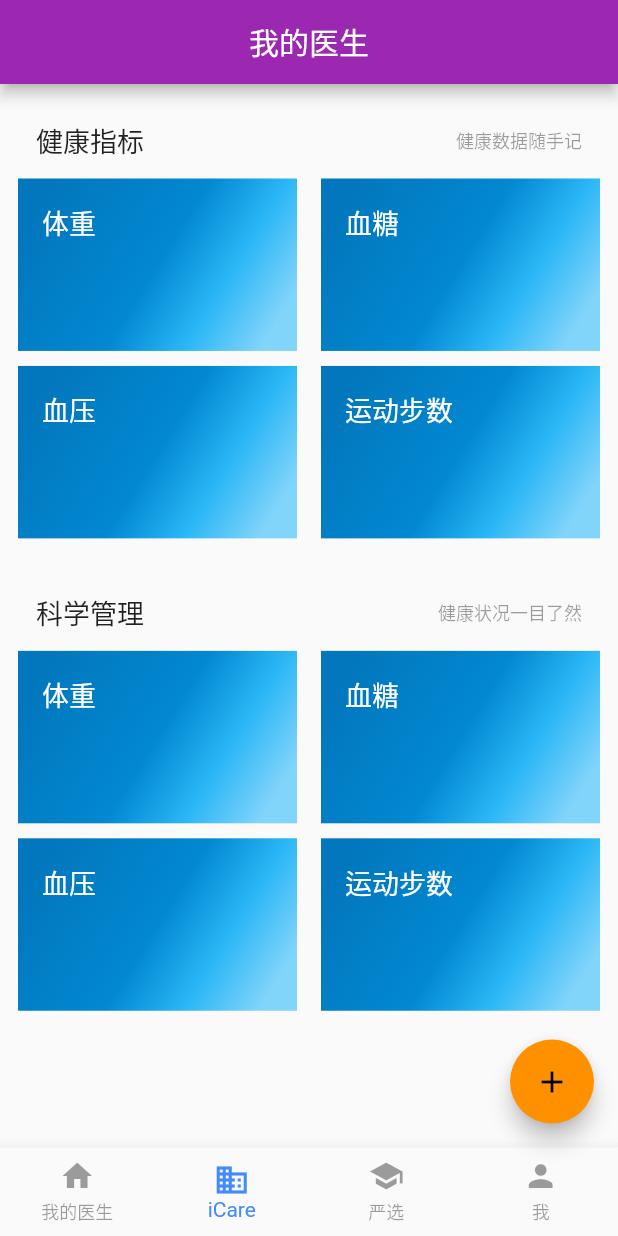
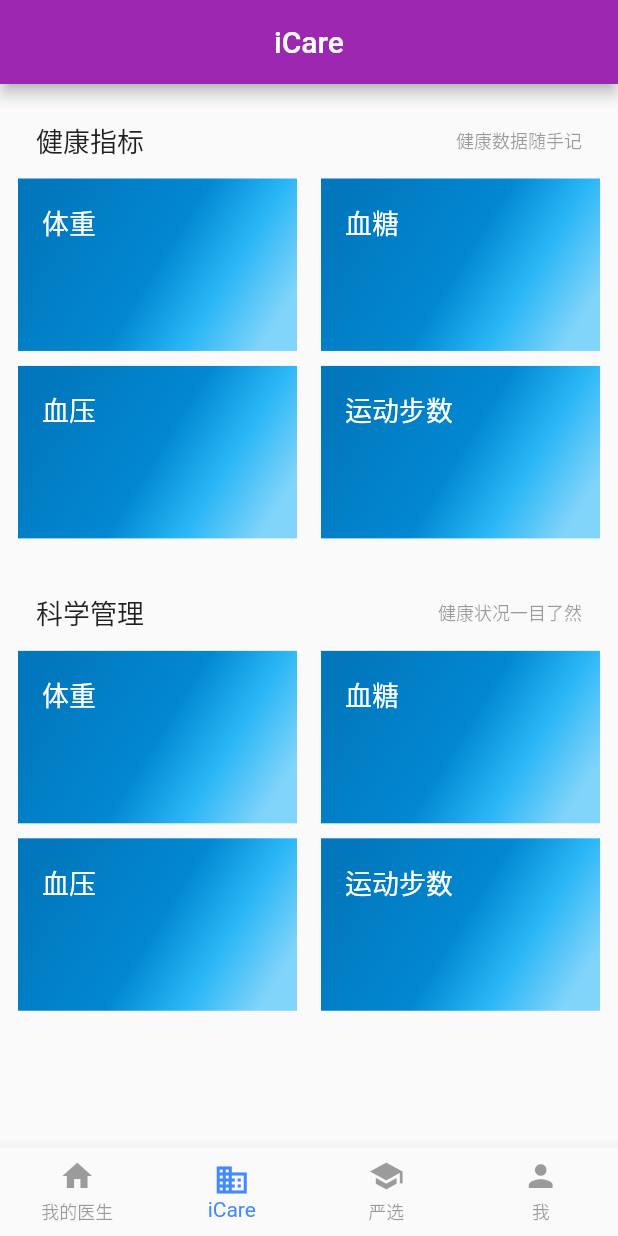
Before and after one commit to wilbyang/yaoshi, a Flutter app: the screen it shows after launch, item 2 of the bottom bar chosen, on a phone screen of 412 x 824 dp. Run offline on Flutter 3.47's test engine with Material 2 defaults, Android fonts, the phone set to English and light mode, and no system bars; our stand-ins replace cloud_firestore, rxdart; accounts and stored records are empty.

```diff
--- /dev/null
+++ b/lib/bloc/bloc.dart
@@ -0,0 +1,64 @@
+import 'dart:async';
+
+import 'package:flutter/material.dart';
+import 'package:rxdart/rxdart.dart';
+
+enum MusicControlOperation { stop, play, pause, next, previous }
+typedef void OnError(Exception exception);
+
+const Map<int, String> bottomNavTitles = {0: "我的医生", 1: "iCare", 2: "严选", 3:"我的资料"};
+
+class Bloc {
+  Bloc() {
+    bottomNavIndex.distinct().listen((index) async {
+      nextBottomNavTitle(bottomNavTitles[index]);
+    });
+
+
+    flash.listen((flash) {
+      scaffoldKey.currentState.showSnackBar(SnackBar(
+        content: Text(flash),
+        duration: Duration(seconds: 1),
+      ));
+    });
+  }
+
+  final GlobalKey<ScaffoldState> scaffoldKey = new GlobalKey<ScaffoldState>();
+
+
+  BehaviorSubject<String> _bottomNavTitle = BehaviorSubject.seeded("");
+  Stream<String> get bottomNavTitle => _bottomNavTitle.stream;
+  Function(String) get nextBottomNavTitle => _bottomNavTitle.sink.add;
+
+  BehaviorSubject<String> _flash = BehaviorSubject();
+  Stream<String> get flash => _flash.stream;
+  Function(String) get nextFlash => _flash.sink.add;
+
+  BehaviorSubject<int> _bottomNavIndex = BehaviorSubject.seeded(0);
+  Stream<int> get bottomNavIndex => _bottomNavIndex.stream.distinct();
+  Function(int) get nextBottomNavIndex => _bottomNavIndex.sink.add;
+
+
+  BehaviorSubject<MusicControlOperation> _operations =
+  BehaviorSubject.seeded(MusicControlOperation.stop);
+  Stream<MusicControlOperation> get operations => _operations.stream;
+  Function(MusicControlOperation) get act => _operations.sink.add;
+
+
+//  Function(List<Music>) get changeMusics    => _musics.sink.add;
+  void dispose() {
+    _bottomNavTitle.close();
+  }
+}
+
+class Provider extends InheritedWidget {
+  final bloc = Bloc();
+
+  Provider({Key key, Widget child}) : super(key: key, child: child);
+
+  bool updateShouldNotify(_) => true;
+
+  static Bloc of(BuildContext context) {
+    return (context.inheritFromWidgetOfExactType(Provider) as Provider).bloc;
+  }
+}
--- a/lib/i_care/i_care.dart
+++ b/lib/i_care/i_care.dart
@@ -1,8 +1,8 @@
 import 'package:flutter/material.dart';
 
-class ICarePage extends StatelessWidget {
+class ICareWidget extends StatelessWidget {
   final String title;
-  ICarePage({Key key, this.title}) : super(key: key);
+  ICareWidget({Key key, this.title}) : super(key: key);
 
   @override
   Widget build(BuildContext context) {
--- a/lib/main.dart
+++ b/lib/main.dart
@@ -1,5 +1,6 @@
 import 'package:flutter/foundation.dart';
 import 'package:flutter/material.dart';
+import 'package:yaoshi/bloc/bloc.dart';
 import 'package:yaoshi/i_care/i_care.dart';
 import 'package:yaoshi/my_doctor/my_doctor.dart';
 import 'package:yaoshi/profile/profile.dart';
@@ -16,74 +17,84 @@ final ThemeData kDefaultTheme = new ThemeData(
   primarySwatch: Colors.purple,
   accentColor: Colors.orangeAccent[400],
 );
+
 class MyApp extends StatelessWidget {
   // This widget is the root of your application.
   @override
   Widget build(BuildContext context) {
     return MaterialApp(
       title: 'Flutter Demo',
-      theme: defaultTargetPlatform == TargetPlatform.iOS ? kIOSTheme : kDefaultTheme,
-      home: HomePage(title: '我的医生'),
+      theme: defaultTargetPlatform == TargetPlatform.iOS
+          ? kIOSTheme
+          : kDefaultTheme,
+      home: Provider(
+        child: HomePage(),
+      ),
     );
   }
 }
-class HomePage extends StatefulWidget {
-  HomePage({Key key, this.title}) : super(key: key);
 
-  final String title;
-
-  @override
-  _HomePageState createState() => _HomePageState();
-}
-
-class _HomePageState extends State<HomePage> {
-
-  int _currentTab = 0;
-  List<Widget> tabs = [
-    MyDoctorList(),
-    ICarePage(title: "我的健康数据",),
-    StoreWidget(),
-    ProfileWidget(),
-  ];
-
-  void _incrementCounter() {
-
-  }
-  void _onItemTapped(int index) {
-    setState(() {
-      _currentTab = index;
-    });
-  }
-
-
+class HomePage extends StatelessWidget {
   @override
   Widget build(BuildContext context) {
+    final bloc = Provider.of(context);
     return Scaffold(
       appBar: AppBar(
         centerTitle: true,
-        title: Text(widget.title),
+        title: StreamBuilder<String>(
+          stream: bloc.bottomNavTitle,
+          builder: (context, snapshot) {
+            if (snapshot.hasData) {
+              return Text(snapshot.data);
+            }
+            return Text("");
+          },
         ),
-      bottomNavigationBar: BottomNavigationBar(
+      ),
+      bottomNavigationBar: StreamBuilder<int>(
+        stream: bloc.bottomNavIndex,
+        builder: (context, snapshot) {
+          return BottomNavigationBar(
             type: BottomNavigationBarType.fixed,
             items: <BottomNavigationBarItem>[
               BottomNavigationBarItem(icon: Icon(Icons.home), title: Text('我的医生')),
-            BottomNavigationBarItem(icon: Icon(Icons.business), title: Text('iCare')),
+              BottomNavigationBarItem(
+                  icon: Icon(Icons.business), title: Text('iCare')),
               BottomNavigationBarItem(icon: Icon(Icons.school), title: Text('严选')),
               BottomNavigationBarItem(icon: Icon(Icons.person), title: Text('我')),
             ],
-          currentIndex: _currentTab,
+            currentIndex: snapshot.data??0,
             unselectedItemColor: Colors.black38,
             selectedItemColor: Colors.blueAccent,
-          onTap: _onItemTapped
+            onTap: bloc.nextBottomNavIndex,
+          );
+        }
       ),
-      body: Center(
-        child: tabs[_currentTab],
+      body: StreamBuilder<int>(
+        stream: bloc.bottomNavIndex,
+        builder: (context, snapshot) {
+          Widget widget = Container(width: 0.0, height: 0.0,);
+          if (snapshot.hasData) {
+            switch (snapshot.data) {
+              case 0:
+                widget = MyDoctorList();
+                break;
+              case 1:
+                widget = ICareWidget();
+                break;
+              case 2:
+                widget = StoreWidget();
+                break;
+              case 3:
+                widget = ProfileWidget();
+                break;
+            }
+          }
+          return Center(
+            child: widget,
+          );
+        },
       ),
-      floatingActionButton: FloatingActionButton(
-        onPressed: _incrementCounter,
-        tooltip: 'Increment',
-        child: Icon(Icons.add),
-      ), // This trailing comma makes auto-formatting nicer for build methods.
     );
   }
 }
--- a/pubspec.yaml
+++ b/pubspec.yaml
@@ -21,6 +21,7 @@ dependencies:
     sdk: flutter
   web_socket_channel: ^1.0.12
   cloud_firestore: ^0.9.13+1
+  rxdart: ^0.21.0
 
   # The following adds the Cupertino Icons font to your application.
   # Use with the CupertinoIcons class for iOS style icons.
```
Also changed, not shown: pubspec.lock. Lines whose indentation alone changed are shown as unchanged.
